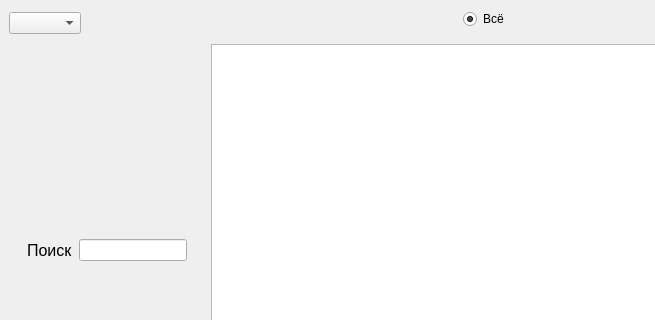
Qt form ui_file/main.ui (wiki73/Template) before a commit; both pictures show x 0 to 655 and y 0 to 320 of the 894 by 664 pixel window.
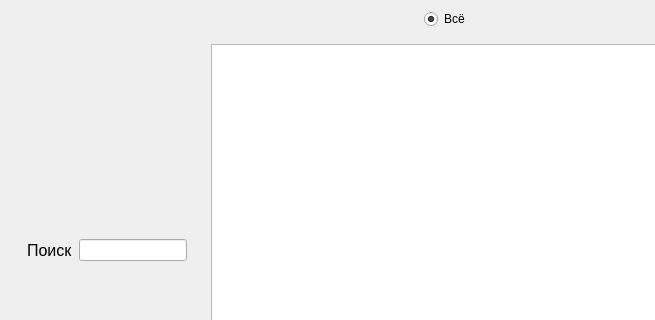
The same form after that commit.

Commit message: первый элементы и форма при выборе новой папки

```diff
--- a/ui_file/main.ui
+++ b/ui_file/main.ui
@@ -48,11 +48,7 @@
     <item>
      <layout class="QHBoxLayout" name="horizontalLayout_3" stretch="1,20">
       <item>
-       <layout class="QGridLayout" name="gridLayout">
-        <item row="0" column="0">
-         <widget class="QComboBox" name="comboBox"/>
-        </item>
-       </layout>
+       <layout class="QGridLayout" name="gridLayout"/>
       </item>
       <item>
        <widget class="QFrame" name="filter_lay">
```
The commit also changes 3 other files.
